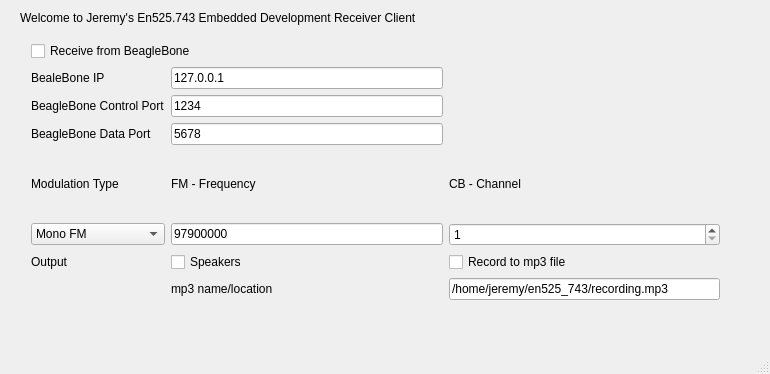
First picture: the form in sdr_client/src/mainwindow.ui, repository jprince14/en525.743, before the edit.
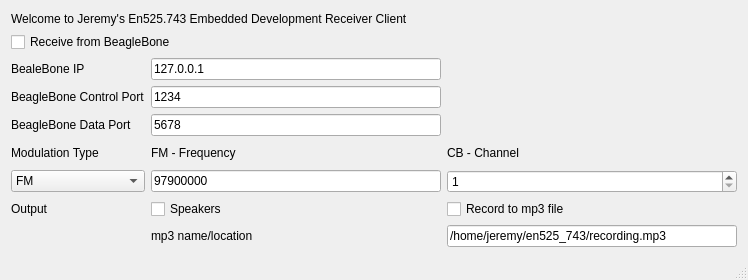
Second picture: the form after the edit.

Diff of the .ui file:
```diff
--- a/sdr_client/src/mainwindow.ui
+++ b/sdr_client/src/mainwindow.ui
@@ -6,24 +6,30 @@
    <rect>
     <x>0</x>
     <y>0</y>
-    <width>770</width>
-    <height>374</height>
+    <width>748</width>
+    <height>280</height>
    </rect>
   </property>
   <property name="windowTitle">
    <string>MainWindow</string>
   </property>
   <widget class="QWidget" name="centralWidget">
-   <widget class="QWidget" name="verticalLayoutWidget">
-    <property name="geometry">
-     <rect>
-      <x>20</x>
-      <y>30</y>
-      <width>711</width>
-      <height>281</height>
-     </rect>
-    </property>
+   <layout class="QVBoxLayout" name="verticalLayout_2">
+    <item>
     <layout class="QVBoxLayout" name="verticalLayout">
+      <item>
+       <widget class="QLabel" name="label">
+        <property name="maximumSize">
+         <size>
+          <width>723</width>
+          <height>15</height>
+         </size>
+        </property>
+        <property name="text">
+         <string>Welcome to Jeremy's En525.743 Embedded Development Receiver Client</string>
+        </property>
+       </widget>
+      </item>
      <item>
       <widget class="QCheckBox" name="Enable_receiver">
        <property name="text">
@@ -89,12 +95,7 @@
         <widget class="QComboBox" name="modulation_combobox">
          <item>
           <property name="text">
-           <string>Mono FM</string>
-          </property>
-         </item>
-         <item>
-          <property name="text">
-           <string>Stereo FM</string>
+            <string>FM</string>
           </property>
          </item>
          <item>
@@ -170,20 +171,8 @@
       </layout>
      </item>
     </layout>
-   </widget>
-   <widget class="QLabel" name="label">
-    <property name="geometry">
-     <rect>
-      <x>20</x>
-      <y>10</y>
-      <width>551</width>
-      <height>16</height>
-     </rect>
-    </property>
-    <property name="text">
-     <string>Welcome to Jeremy's En525.743 Embedded Development Receiver Client</string>
-    </property>
-   </widget>
+    </item>
+   </layout>
   </widget>
   <widget class="QStatusBar" name="statusBar"/>
  </widget>
```
Lines whose indentation alone changed are shown as unchanged.
